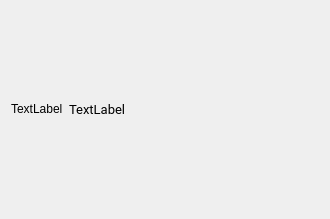
The window that ui/chatform.ui (Korostast/chat-database-project) describes before a commit, drawn with Qt 5.
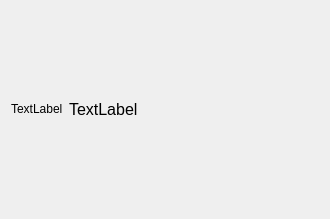
The same window after the commit.

```diff
--- a/ui/chatform.ui
+++ b/ui/chatform.ui
@@ -52,8 +52,8 @@
      </property>
      <property name="font">
       <font>
-       <family>Roboto</family>
-       <pointsize>10</pointsize>
+       <family>Segoe UI</family>
+       <pointsize>12</pointsize>
       </font>
      </property>
      <property name="text">
```
